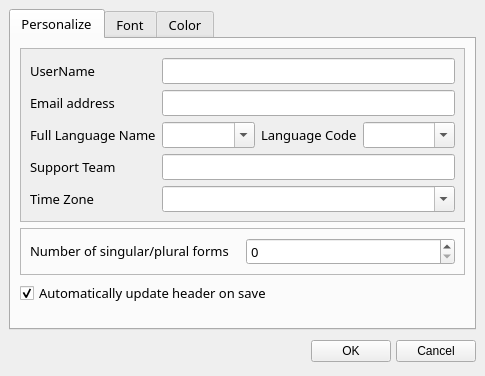
Old version of the form editor/ui/Preference.ui in the repository cc-archive/pootle.
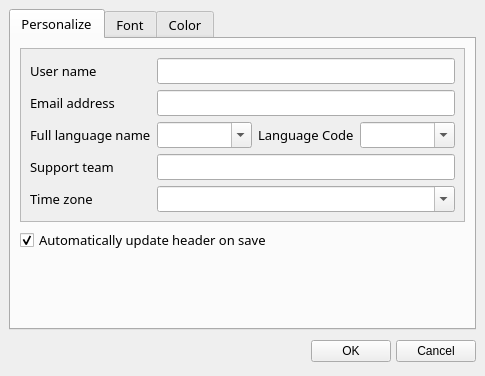
New version of the form.

Commit message: remove plural form temporary

The edit to the form file:
```diff
--- a/editor/ui/Preference.ui
+++ b/editor/ui/Preference.ui
@@ -77,59 +77,6 @@
        <property name="spacing" >
         <number>6</number>
        </property>
-       <item row="1" column="0" >
-        <widget class="QFrame" name="frame2" >
-         <property name="sizePolicy" >
-          <sizepolicy>
-           <hsizetype>7</hsizetype>
-           <vsizetype>0</vsizetype>
-           <horstretch>0</horstretch>
-           <verstretch>0</verstretch>
-          </sizepolicy>
-         </property>
-         <property name="frameShape" >
-          <enum>QFrame::StyledPanel</enum>
-         </property>
-         <property name="frameShadow" >
-          <enum>QFrame::Raised</enum>
-         </property>
-         <layout class="QGridLayout" >
-          <property name="margin" >
-           <number>9</number>
-          </property>
-          <property name="spacing" >
-           <number>6</number>
-          </property>
-          <item row="0" column="0" >
-           <widget class="QLabel" name="label" >
-            <property name="sizePolicy" >
-             <sizepolicy>
-              <hsizetype>7</hsizetype>
-              <vsizetype>0</vsizetype>
-              <horstretch>0</horstretch>
-              <verstretch>0</verstretch>
-             </sizepolicy>
-            </property>
-            <property name="text" >
-             <string>Number of singular/plural forms</string>
-            </property>
-           </widget>
-          </item>
-          <item row="0" column="1" >
-           <widget class="QSpinBox" name="spinBox" >
-            <property name="sizePolicy" >
-             <sizepolicy>
-              <hsizetype>7</hsizetype>
-              <vsizetype>0</vsizetype>
-              <horstretch>0</horstretch>
-              <verstretch>0</verstretch>
-             </sizepolicy>
-            </property>
-           </widget>
-          </item>
-         </layout>
-        </widget>
-       </item>
        <item row="0" column="0" >
         <widget class="QFrame" name="frame" >
          <property name="sizePolicy" >
@@ -170,7 +117,7 @@
              </sizepolicy>
             </property>
             <property name="text" >
-             <string>Support Team</string>
+             <string>Support team</string>
             </property>
            </widget>
           </item>
@@ -206,7 +153,7 @@
              </sizepolicy>
             </property>
             <property name="text" >
-             <string>Time Zone</string>
+             <string>Time zone</string>
             </property>
            </widget>
           </item>
@@ -260,7 +207,7 @@
              </sizepolicy>
             </property>
             <property name="text" >
-             <string>UserName</string>
+             <string>User name</string>
             </property>
            </widget>
           </item>
@@ -275,7 +222,7 @@
              </sizepolicy>
             </property>
             <property name="text" >
-             <string>Full Language Name</string>
+             <string>Full language name</string>
             </property>
            </widget>
           </item>
```
Left out of the diff: 1 changed line with no effect on the pictures. The commit also changes 1 other file.
